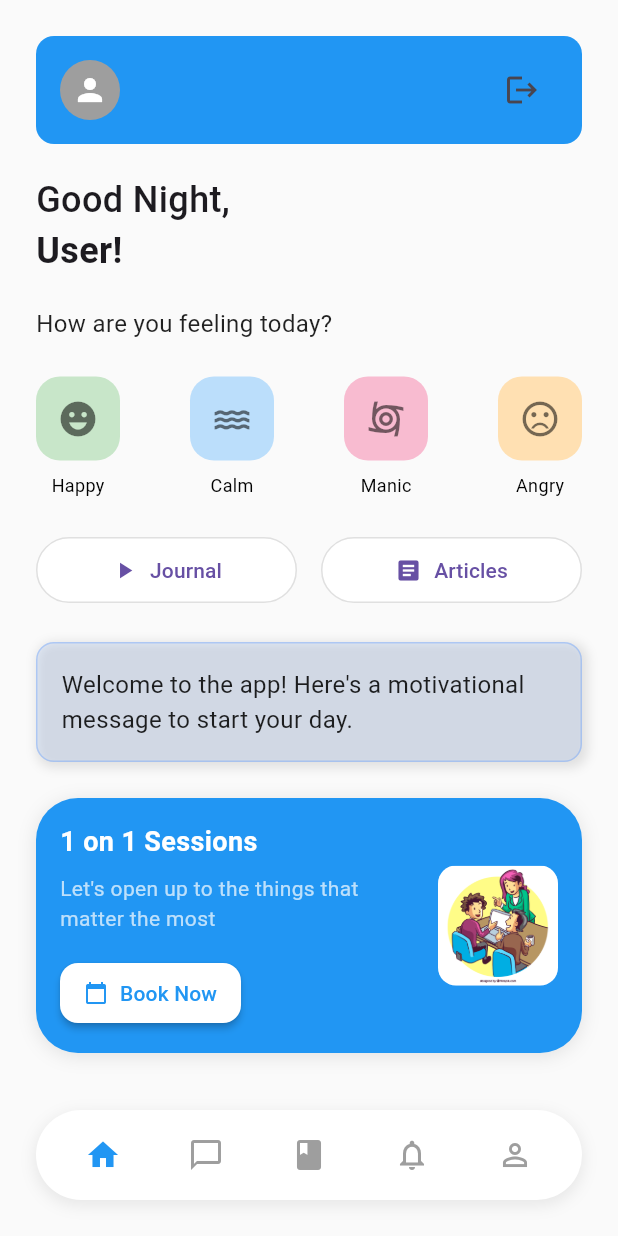
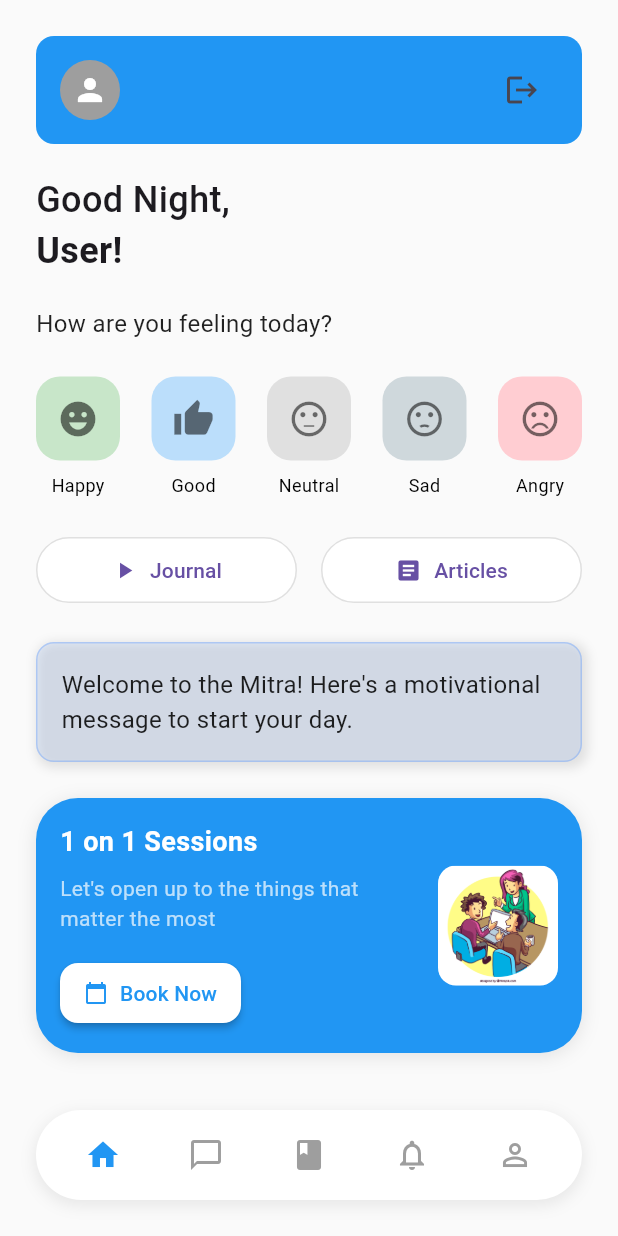
Before and after one commit to Saurabhhsahu/Mitra, a Flutter app: the screen it shows after launch, on a phone screen of 412 x 824 dp. Run offline on Flutter 3.47's test engine with Material 3 defaults, Android fonts, the phone set to English and light mode, and no system bars; our stand-ins replace firebase_core, fl_chart, shared_preferences, table_calendar; missing offline and left inert: mongo_dart; accounts and stored records are empty.

Commit message:
fixed mood graph in the profile

```diff
--- a/lib/data/user_data.dart
+++ b/lib/data/user_data.dart
@@ -10,19 +10,19 @@ class UserData {
 
   UserData._internal();
 
-  static final List<String> _moods = ['Happy', 'Angry', 'Calm', 'Manic'];
+  static final List<String> _moods = ['Happy', 'Good', 'Neutral', 'Sad','Angry'];
 
   static final List<MoodEntry> _moodEntries = [
     MoodEntry(date: DateTime.now().subtract(const Duration(days: 1)), mood: 'Happy', note: 'Great day at work!'),
     MoodEntry(date: DateTime.now().subtract(const Duration(days: 2)), mood: 'Angry', note: 'Got stuck in traffic.'),
-    MoodEntry(date: DateTime.now().subtract(const Duration(days: 3)), mood: 'Calm', note: 'Had a relaxing weekend.'),
-    MoodEntry(date: DateTime.now().subtract(const Duration(days: 4)), mood: 'Manic', note: 'So much energy today!'),
-    MoodEntry(date: DateTime.now().subtract(const Duration(days: 5)), mood: 'Happy', note: 'Completed a big project!'),
-    MoodEntry(date: DateTime.now().subtract(const Duration(days: 6)), mood: 'Calm', note: 'Peaceful day with family.'),
+    MoodEntry(date: DateTime.now().subtract(const Duration(days: 3)), mood: 'Neutral', note: 'Had a relaxing weekend.'),
+    MoodEntry(date: DateTime.now().subtract(const Duration(days: 4)), mood: 'Neutral', note: 'So much energy today!'),
+    MoodEntry(date: DateTime.now().subtract(const Duration(days: 5)), mood: 'Sad', note: 'Completed a big project!'),
+    MoodEntry(date: DateTime.now().subtract(const Duration(days: 6)), mood: 'Good', note: 'Peaceful day with family.'),
     MoodEntry(date: DateTime.now().subtract(const Duration(days: 7)), mood: 'Angry', note: 'Had an argument with a friend.'),
-    MoodEntry(date: DateTime.now().subtract(const Duration(days: 8)), mood: 'Manic', note: 'Worked on a new idea nonstop!'),
+    MoodEntry(date: DateTime.now().subtract(const Duration(days: 8)), mood: 'Good', note: 'Worked on a new idea nonstop!'),
     MoodEntry(date: DateTime.now().subtract(const Duration(days: 9)), mood: 'Happy', note: 'Received great feedback!'),
-    MoodEntry(date: DateTime.now().subtract(const Duration(days: 10)), mood: 'Calm', note: 'A quiet and restful day.'),
+    MoodEntry(date: DateTime.now().subtract(const Duration(days: 10)), mood: 'Neutral', note: 'A quiet and restful day.'),
   ];
 
   static User getUser() {
--- a/lib/screens/landing_screen.dart
+++ b/lib/screens/landing_screen.dart
@@ -142,7 +142,7 @@ class _LandingScreenState extends State<LandingScreen> {
                   ],
                 ),
                 child: const Text(
-                  "Welcome to the app! Here's a motivational message to start your day.",
+                  "Welcome to the Mitra! Here's a motivational message to start your day.",
                   style: TextStyle(
                     fontSize: 16,
                     color: Colors.black87,
--- a/lib/sections/mood_section.dart
+++ b/lib/sections/mood_section.dart
@@ -25,7 +25,8 @@ class _MoodSectionState extends State<MoodSection> {
 
     setState(() {
       todayMood = moodEntries.firstWhere(
-            (entry) => entry.date.year == today.year &&
+            (entry) =>
+        entry.date.year == today.year &&
             entry.date.month == today.month &&
             entry.date.day == today.day,
         orElse: () => MoodEntry(date: DateTime(2000), mood: ''), // Default if no entry found
@@ -110,9 +111,10 @@ class _MoodSectionState extends State<MoodSection> {
           mainAxisAlignment: MainAxisAlignment.spaceBetween,
           children: [
             _buildMoodButton('Happy', Icons.emoji_emotions, Colors.green.shade100),
-            _buildMoodButton('Calm', Icons.water, Colors.blue.shade100),
-            _buildMoodButton('Manic', Icons.cyclone, Colors.pink.shade100),
-            _buildMoodButton('Angry', Icons.sentiment_very_dissatisfied, Colors.orange.shade100),
+            _buildMoodButton('Good', Icons.thumb_up, Colors.blue.shade100),
+            _buildMoodButton('Neutral', Icons.sentiment_neutral, Colors.grey.shade300),
+            _buildMoodButton('Sad', Icons.sentiment_dissatisfied, Colors.blueGrey.shade100),
+            _buildMoodButton('Angry', Icons.sentiment_very_dissatisfied, Colors.red.shade100),
           ],
         ),
       ],
--- a/lib/sections/quoute.dart
+++ b/lib/sections/quoute.dart
@@ -10,7 +10,6 @@ class MessageBox extends StatelessWidget {
     return Container(
       padding: const EdgeInsets.all(16),
       decoration: BoxDecoration(
-        color: Colors.blueAccent.withOpacity(0.1), // Light background color
         borderRadius: BorderRadius.circular(12), // Rounded corners
         border: Border.all(
           color: Colors.blueAccent.withOpacity(0.3), // Border color
```
Also changed, not shown: lib/screens/profile_screen.dart (+47 -49 lines).
